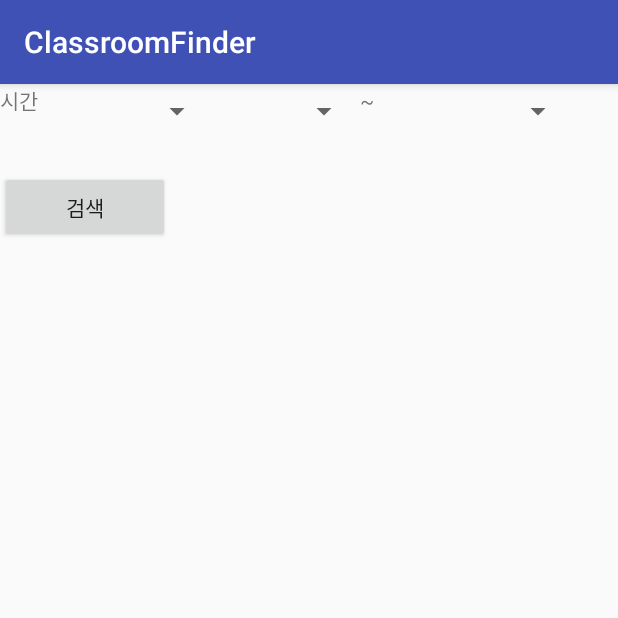
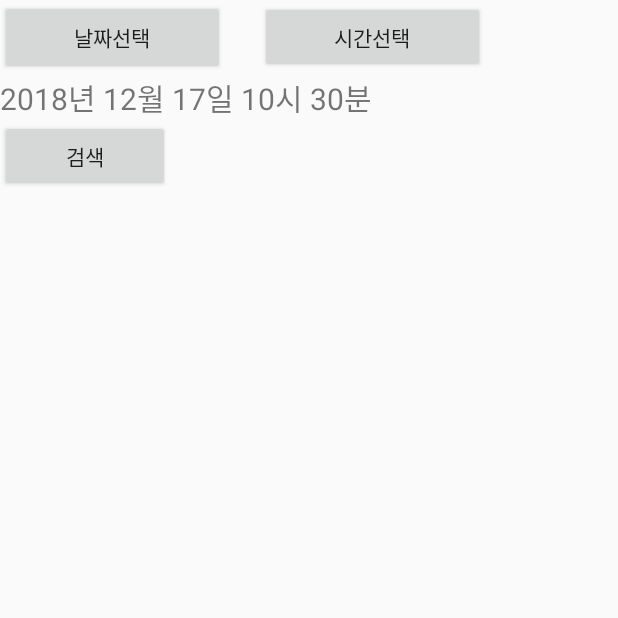
Before and after one commit to ParkTB/mobile-programming, an Android app: the sub2 screen opened directly, with no data from a screen before it, on a phone screen of 412 x 824 dp, the top half of it. Run offline under Robolectric (Android 15) with nearby library versions, the phone set to English and light mode, and no system bars.

Commit message:
날짜 시간 입력구현

```diff
--- a/classroom finder/app/src/main/java/kr/co/company/ClassroomFinder/sub2.java
+++ b/classroom finder/app/src/main/java/kr/co/company/ClassroomFinder/sub2.java
@@ -1,14 +1,114 @@
 package kr.co.company.ClassroomFinder;
 
+import java.util.Calendar;
+
+import android.app.Activity;
+import android.app.DatePickerDialog;
+import android.app.Dialog;
+import android.app.TimePickerDialog;
 import android.os.Bundle;
-import android.support.v7.app.AppCompatActivity;
+import android.view.View;
+import android.view.View.OnClickListener;
+import android.widget.Button;
+import android.widget.DatePicker;
+import android.widget.TextView;
+import android.widget.TimePicker;
 
-public class sub2 extends AppCompatActivity {
+public class sub2 extends Activity {
+
+    //View
+    private TextView mText;
+    private Button mPickDate;
+    private Button mPickTime;
+
+    //년,월,일,시,분
+    private int mYear;
+    private int mMonth;
+    private int mDay;
+    private int mHour;
+    private int mMinute;
+
+    //Dialog
+    static final int DATE_DIALOG_ID = 0;
+    static final int TIME_DIALOG_ID = 1;
 
     @Override
-    protected void onCreate(Bundle savedInstanceState) {
+    public void onCreate(Bundle savedInstanceState) {
         super.onCreate(savedInstanceState);
         setContentView(R.layout.sub);
+
+        //View 참조
+        mText = (TextView)findViewById(R.id.text);
+        mPickDate = (Button)findViewById(R.id.pickDate);
+        mPickTime = (Button)findViewById(R.id.pickTime);
+
+        //날짜설정 이벤트
+        mPickDate.setOnClickListener(new OnClickListener() {
+            @Override
+            public void onClick(View v) {
+                showDialog(DATE_DIALOG_ID);
+            }
+        });
+
+        //시간설정 이벤트
+        mPickTime.setOnClickListener(new OnClickListener() {
+            @Override
+            public void onClick(View v) {
+                showDialog(TIME_DIALOG_ID);
+            }
+        });
+
+        //현재 날짜,시간 가져오기
+        final Calendar c = Calendar.getInstance();
+        mYear = c.get(Calendar.YEAR);
+        mMonth = c.get(Calendar.MONTH);
+        mDay = c.get(Calendar.DAY_OF_MONTH);
+        mHour = c.get(Calendar.HOUR_OF_DAY);
+        mMinute = c.get(Calendar.MINUTE);
+
+        //텍스트뷰 갱신
+        updateDisplay();
+    }
+
+    //텍스트뷰 갱신
+    private void updateDisplay(){
+        mText.setText(String.format("%d년 %d월 %d일 %d시 %d분", mYear, mMonth+1, mDay, mHour, mMinute));
+    }
+
+    //DatePicker 리스너
+    private DatePickerDialog.OnDateSetListener mDateSetListener =
+            new DatePickerDialog.OnDateSetListener() {
+                @Override
+                public void onDateSet(DatePicker view, int year, int monthOfYear, int dayOfMonth) {
+                    mYear = year;
+                    mMonth = monthOfYear;
+                    mDay = dayOfMonth;
+                    updateDisplay();
+                }
+            };
+
+    //TimePicker 리스너
+    private TimePickerDialog.OnTimeSetListener mTimeSetListener =
+            new TimePickerDialog.OnTimeSetListener(){
+                @Override
+                public void onTimeSet(TimePicker view, int hourOfDay, int minute) {
+                    mHour = hourOfDay;
+                    mMinute = minute;
+                    updateDisplay();
+                }
+            };
+
+    @Override
+    protected Dialog onCreateDialog(int id) {
+        switch (id) {
+            case DATE_DIALOG_ID:
+                return new DatePickerDialog(this, mDateSetListener, mYear, mMonth, mDay);
+
+            case TIME_DIALOG_ID :
+                return new TimePickerDialog(this, mTimeSetListener, mHour, mMinute, false);
+        }
+
+        return null;
     }
 
 
--- a/classroom finder/app/src/main/res/layout/sub.xml
+++ b/classroom finder/app/src/main/res/layout/sub.xml
@@ -13,46 +13,35 @@
 
         <LinearLayout
             android:layout_width="match_parent"
-            android:layout_height="36dp"
+            android:layout_height="wrap_content"
             android:orientation="horizontal">
 
-            <TextView
-                android:id="@+id/textView4"
-                android:layout_width="74dp"
-                android:layout_height="36dp"
+            <Button
+                android:id="@+id/pickDate"
+                android:layout_width="150dp"
+                android:layout_height="50dp"
                 android:layout_weight="0"
-                android:text="시간" />
+                android:text="날짜선택" />
 
-            <Spinner
-                android:id="@+id/spinner"
-                android:layout_width="68dp"
-                android:layout_height="36dp"
+            <Space
+                android:layout_width="23dp"
+                android:layout_height="match_parent"
                 android:layout_weight="0" />
 
-            <Spinner
-                android:id="@+id/spinner2"
-                android:layout_width="98dp"
-                android:layout_height="36dp"
-                android:layout_weight="0" />
-
-            <TextView
-                android:id="@+id/textView5"
-                android:layout_width="23dp"
-                android:layout_height="33dp"
+            <Button
+                android:id="@+id/pickTime"
+                android:layout_width="150dp"
+                android:layout_height="wrap_content"
                 android:layout_weight="0"
-                android:text="~" />
-
-            <Spinner
-                android:id="@+id/spinner3"
-                android:layout_width="119dp"
-                android:layout_height="36dp"
-                android:layout_weight="0" />
-
+                android:text="시간선택" />
         </LinearLayout>
 
-        <Space
-            android:layout_width="match_parent"
-            android:layout_height="22dp" />
+        <TextView
+            android:id="@+id/text"
+            android:layout_width="wrap_content"
+            android:layout_height="wrap_content"
+            android:textSize="20sp"
+            />
 
         <Button
             android:id="@+id/button4"
```
